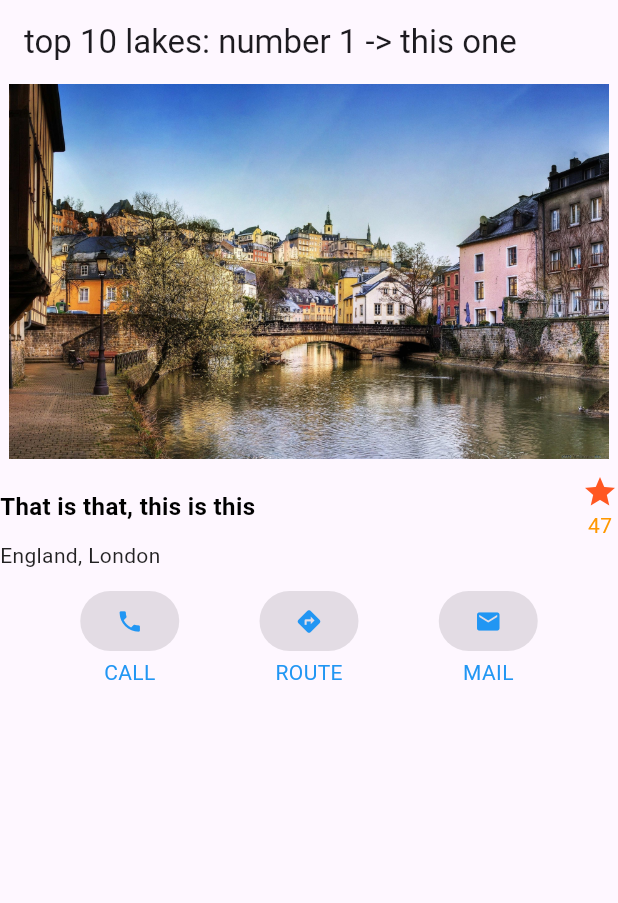
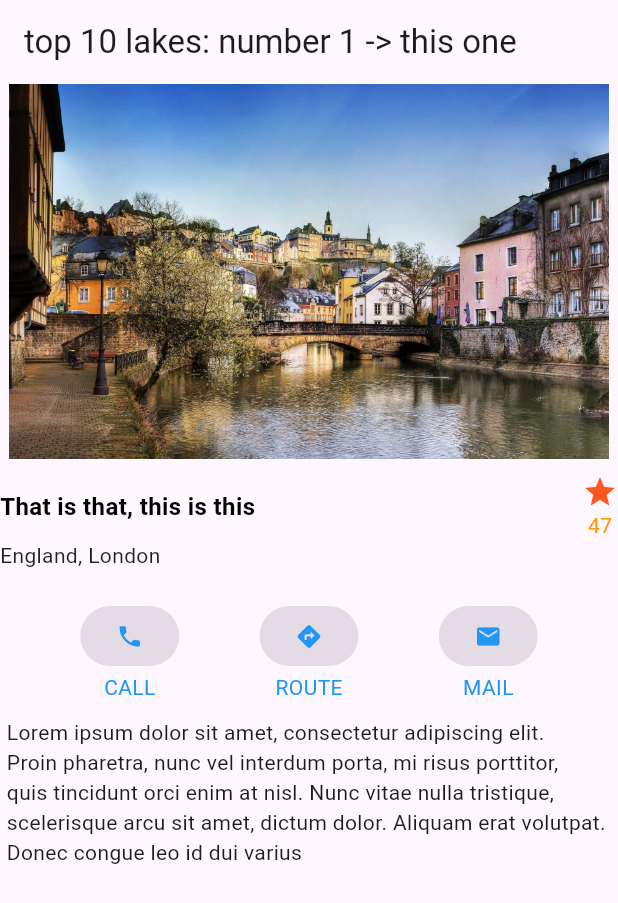
Before and after one commit to jonasalameda/flutter-class, a Flutter app: the screen it shows after launch, on a phone screen of 412 x 824 dp. Shown: the top 903 px of the screen. Run offline on Flutter 3.47's test engine with Material 3 defaults, Android fonts, the light colour scheme and no system bars.

Commit message:
test: add text

```diff
--- a/lib/main.dart
+++ b/lib/main.dart
@@ -72,6 +72,7 @@ class FirstVisit extends StatelessWidget {
                         color: Colors.black87
                     )
                   ),
+                  SizedBox(height: 10,)
                 ],)
               ],
             ),
@@ -83,27 +84,30 @@ class FirstVisit extends StatelessWidget {
               Column(children: [
                 ElevatedButton(onPressed: null, child: Icon(Icons.phone, color: Colors.blue)),
                 Text("CALL", style: TextStyle(color: Colors.blue),),
-                SizedBox(height: 8),
-
+                SizedBox(height: 10),
               ],),
 
               Column(children: [
                 ElevatedButton(onPressed: null, child: Icon(Icons.directions, color: Colors.blue)),
                 Text("ROUTE", style: TextStyle(color: Colors.blue)),
-                SizedBox(height: 8),
-
+                SizedBox(height: 10),
               ],),
 
               Column(children: [
                 ElevatedButton(onPressed: null, child: Icon(Icons.mail, color: Colors.blue)),
                 Text("MAIL", style: TextStyle(color: Colors.blue)),
-                SizedBox(height: 8),
+                SizedBox(height: 10),
               ],),
-
-
-
             ],
-          )],
+          ),
+            Row(
+              mainAxisAlignment: MainAxisAlignment.center,
+              children: [Text("Lorem ipsum dolor sit amet, consectetur adipiscing elit. "
+                  "\nProin pharetra, nunc vel interdum porta, mi risus porttitor, "
+                  "\nquis tincidunt orci enim at nisl. Nunc vitae nulla tristique, "
+                  "\nscelerisque arcu sit amet, dictum dolor. Aliquam erat volutpat."
+                  " \nDonec congue leo id dui varius ")],
+            )],
         ),
       ),
     );
```
